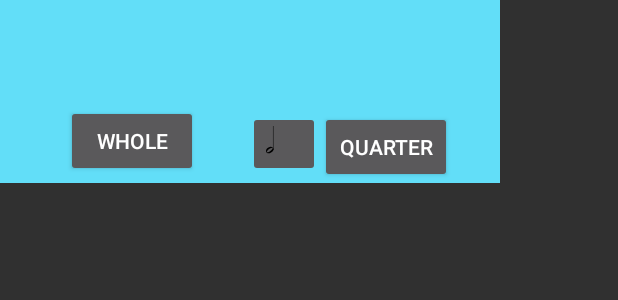
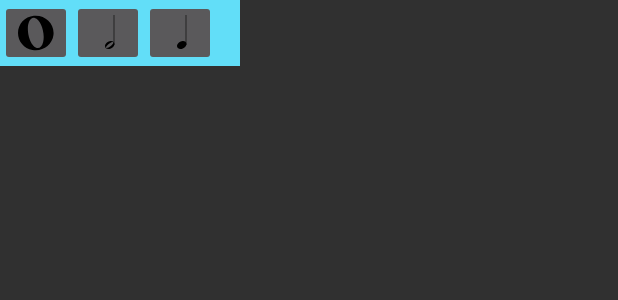
Before and after one commit to torebre/EarTrainingAndroid, an Android app: the layout note_chooser.xml on its own in the app's theme, with its tools: preview values and no code run, on a phone screen of 412 x 824 dp. Shown: the top 300 px of the screen. Run offline under Robolectric (Android 15) with nearby library versions, the light colour scheme and no system bars.

Commit message:
Adding some vector images for whole and quarter notes

```diff
--- a/app/src/main/java/com/kjipo/eartraining/score/ScoreActivity.kt
+++ b/app/src/main/java/com/kjipo/eartraining/score/ScoreActivity.kt
@@ -243,7 +243,7 @@ class ScoreActivity : AppCompatActivity() {
             val inflater = webView.context.getSystemService(Context.LAYOUT_INFLATER_SERVICE) as LayoutInflater
             val popupView: View = inflater.inflate(R.layout.note_chooser, null)
 
-            popupView.findViewById<Button>(R.id.btnQuarter)?.run {
+            popupView.findViewById<ImageButton>(R.id.btnQuarter)?.run {
                 setOnClickListener {
                     changeElementTypeSubject.onNext(ScoreIntent.ChangeActiveElementType.UpdateValue(Duration.QUARTER, true))
                 }
@@ -255,7 +255,7 @@ class ScoreActivity : AppCompatActivity() {
                 }
             }
 
-            popupView.findViewById<Button>(R.id.btnWhole)?.run {
+            popupView.findViewById<ImageButton>(R.id.btnWhole)?.run {
                 setOnClickListener {
                     changeElementTypeSubject.onNext(ScoreIntent.ChangeActiveElementType.UpdateValue(Duration.WHOLE, true))
                 }
--- /dev/null
+++ b/app/src/main/res/drawable/half_note.xml
@@ -0,0 +1,9 @@
+<vector xmlns:android="http://schemas.android.com/apk/res/android" android:width="24dp"
+    android:height="24dp" android:viewportHeight="120.0" android:viewportWidth="120.0">
+    <group android:translateX="50" android:translateY="100">
+        <path android:fillColor="#FF000000"
+            android:pathData="M 31 0 v 0 -100 h -2 0 v 0 100 z" />
+        <path android:fillColor="#FF000000"
+            android:pathData="M 18.7878 -13.4209 c -8.8057 0.63 -17.3937 7.6547 -18.6347 15.2479 c -0.1030 0.6328 -0.1531 1.2484 -0.1531 1.8445 c 0 5.8280 4.7804 9.7954 11.4871 9.7954 c 1.2444 0 2.5551 -0.1365 3.9139 -0.4231 c 8.0242 -1.6863 14.9495 -8.0999 16.0532 -14.8642 c 0.1022 -0.6278 0.1519 -1.2400 0.1519 -1.8339 c 0 -5.7684 -4.6908 -9.8126 -11.5359 -9.8126 c -0.4194 0 -0.8472 0.0151 -1.2824 0.0460 z  M 26.9542 -9.6125 c 0.7862 0.2437 1.1525 0.8121 1.1525 1.6134 c 0 2.4379 -3.3901 7.0321 -8.6557 11.1997 c -5.1529 4.0808 -10.7034 6.5541 -13.7084 6.5541 c -1.3978 0 -2.2449 -0.5351 -2.2449 -1.6927 c 0 -0.0483 0.0014 -0.0977 0.0044 -0.1482 c 0.1989 -3.4294 5.8736 -9.6868 12.5858 -13.8789 c 3.7868 -2.3636 7.5325 -3.7858 9.8014 -3.7858 c 0.4047 0 0.7623 0.0452 1.0650 0.1384 z " />
+    </group>
+</vector>
--- a/app/src/main/res/drawable/quarter_note.xml
+++ b/app/src/main/res/drawable/quarter_note.xml
@@ -1,9 +1,11 @@
-<vector xmlns:android="http://schemas.android.com/apk/res/android" android:width="24dp"
-    android:height="24dp" android:viewportHeight="150.0" android:viewportWidth="150.0">
-    <group android:translateY="100">
+<?xml version="1.0" encoding="utf-8"?>
+<vector xmlns:android="http://schemas.android.com/apk/res/android"
+    android:height="24dp" android:width="24dp"
+    android:viewportHeight="120" android:viewportWidth="120">
+    <group android:translateX="50" android:translateY="100">
         <path android:fillColor="#FF000000"
-            android:pathData="M 31 0 v 0 -100 h -2 0 v 0 100 z" />
+        android:pathData="M 31 0 v 0 -100 h -2 0 v 0 100 z" />
         <path android:fillColor="#FF000000"
-            android:pathData="M 18.7878 -13.4209 c -8.8057 0.63 -17.3937 7.6547 -18.6347 15.2479 c -0.1030 0.6328 -0.1531 1.2484 -0.1531 1.8445 c 0 5.8280 4.7804 9.7954 11.4871 9.7954 c 1.2444 0 2.5551 -0.1365 3.9139 -0.4231 c 8.0242 -1.6863 14.9495 -8.0999 16.0532 -14.8642 c 0.1022 -0.6278 0.1519 -1.2400 0.1519 -1.8339 c 0 -5.7684 -4.6908 -9.8126 -11.5359 -9.8126 c -0.4194 0 -0.8472 0.0151 -1.2824 0.0460 z  M 26.9542 -9.6125 c 0.7862 0.2437 1.1525 0.8121 1.1525 1.6134 c 0 2.4379 -3.3901 7.0321 -8.6557 11.1997 c -5.1529 4.0808 -10.7034 6.5541 -13.7084 6.5541 c -1.3978 0 -2.2449 -0.5351 -2.2449 -1.6927 c 0 -0.0483 0.0014 -0.0977 0.0044 -0.1482 c 0.1989 -3.4294 5.8736 -9.6868 12.5858 -13.8789 c 3.7868 -2.3636 7.5325 -3.7858 9.8014 -3.7858 c 0.4047 0 0.7623 0.0452 1.0650 0.1384 z " />
+            android:pathData="M 18.788 -13.421 c -8.806 0.63 -17.394 7.655 -18.635 15.248 c -0.103 0.633 -0.153 1.248 -0.153 1.845 c 0 5.828 4.78 9.795 11.487 9.795 c 1.244 -0 2.555 -0.137 3.914 -0.423 c 8.024 -1.686 14.95 -8.1 16.053 -14.864 c 0.102 -0.628 0.152 -1.24 0.152 -1.834 c 0 -5.768 -4.691 -9.813 -11.536 -9.813 c -0.419 -0 -0.847 0.015 -1.282 0.046 z"/>
     </group>
 </vector>
--- /dev/null
+++ b/app/src/main/res/drawable/whole_note.xml
@@ -0,0 +1,9 @@
+<?xml version="1.0" encoding="utf-8"?>
+<vector xmlns:android="http://schemas.android.com/apk/res/android"
+    android:height="24dp" android:width="24dp"
+    android:viewportHeight="28" android:viewportWidth="46">
+    <group android:translateY="14">
+        <path android:fillColor="#FF000000"
+            android:pathData="M 20.226 -13.401 c -11.539 0.696 -20.226 6.452 -20.226 13.401 c 0 6.575 7.622 12.036 18.474 13.24 c 1.439 0.159 2.869 0.236 4.277 0.236 c 11.321 -0 21.176 -4.963 22.558 -11.86 c 0.111 -0.557 0.166 -1.107 0.166 -1.65 c 0 -7.432 -10.158 -13.439 -22.814 -13.439 c -0.802 -0 -1.614 0.024 -2.433 0.074 z  M 21.363 -11.672 c 6.307 0.969 11.482 8.224 11.482 14.76 c 0 1.353 -0.222 2.675 -0.701 3.904 c -1.25 3.211 -3.841 4.763 -6.765 4.763 c -3.514 -0 -7.51 -2.241 -10.245 -6.54 c -1.746 -2.748 -2.541 -5.633 -2.541 -8.229 c 0 -4.894 2.824 -8.763 7.422 -8.763 c 0.434 -0 0.883 0.034 1.348 0.106 z"/>
+    </group>
+</vector>
--- a/app/src/main/res/layout/note_chooser.xml
+++ b/app/src/main/res/layout/note_chooser.xml
@@ -12,36 +12,34 @@
         android:layout_width="wrap_content"
         android:layout_height="wrap_content">
 
-        <Button
+        <ImageButton
             android:id="@+id/btnWhole"
             android:layout_width="wrap_content"
             android:layout_height="wrap_content"
-            android:layout_marginStart="44dp"
-            android:layout_marginTop="70dp"
+            android:contentDescription="@string/whole_note"
             android:text="@string/whole"
-            app:layout_constraintStart_toStartOf="parent"
-            app:layout_constraintTop_toTopOf="parent" />
-
-        <Button
-            android:id="@+id/btnQuarter"
-            android:layout_width="wrap_content"
-            android:layout_height="wrap_content"
-            android:layout_marginEnd="32dp"
-            android:text="@string/quarter"
-            app:layout_constraintEnd_toEndOf="parent"
-            app:layout_constraintTop_toTopOf="@+id/btnHalf" />
+            app:layout_constraintEnd_toStartOf="@+id/btnHalf"
+            app:layout_constraintTop_toTopOf="parent"
+            app:srcCompat="@drawable/whole_note" />
 
         <ImageButton
             android:id="@+id/btnHalf"
             android:layout_width="wrap_content"
             android:layout_height="wrap_content"
-            android:layout_marginStart="33dp"
-            android:layout_marginTop="4dp"
             android:contentDescription="@string/halfNote"
             app:layout_constraintEnd_toStartOf="@+id/btnQuarter"
-            app:layout_constraintHorizontal_bias="1.0"
-            app:layout_constraintStart_toEndOf="@+id/btnWhole"
-            app:layout_constraintTop_toTopOf="@+id/btnWhole"
+            app:layout_constraintTop_toTopOf="parent"
+            app:srcCompat="@drawable/half_note" />
+
+        <ImageButton
+            android:id="@+id/btnQuarter"
+            android:layout_width="wrap_content"
+            android:layout_height="wrap_content"
+            android:layout_marginEnd="16dp"
+            android:contentDescription="@string/quarter_note"
+            android:text="@string/quarter"
+            app:layout_constraintEnd_toEndOf="parent"
+            app:layout_constraintTop_toTopOf="parent"
             app:srcCompat="@drawable/quarter_note" />
 
     </android.support.constraint.ConstraintLayout>
--- a/app/src/main/res/values/strings.xml
+++ b/app/src/main/res/values/strings.xml
@@ -25,5 +25,7 @@
     <string name="half">Half</string>
     <string name="quarter">Quarter</string>
     <string name="halfNote">Half note</string>
+    <string name="whole_note">Whole note</string>
+    <string name="quarter_note">Quarter note</string>
 
 </resources>
```
